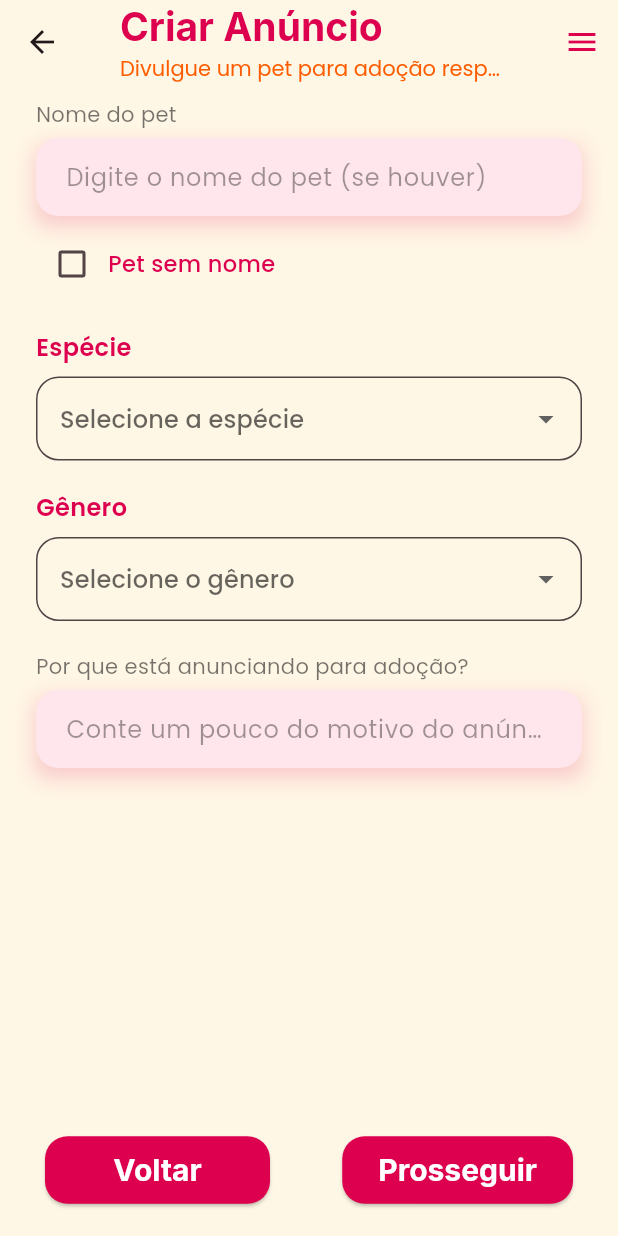
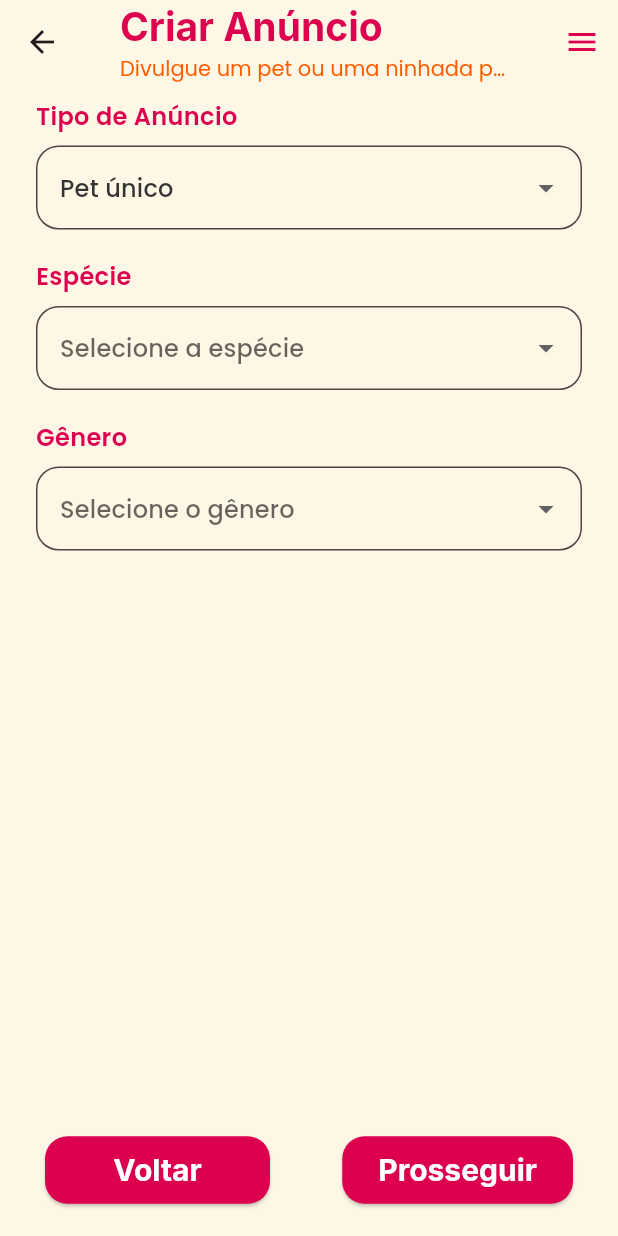
Before and after one commit to AnaVolkmannn/Adopet, a Flutter app: the HomeScreen screen opened by its route, after a tap on "Divulgar um pet", on a phone screen of 412 x 824 dp. Run offline on Flutter 3.47's test engine with Material 3 defaults, Android fonts, the phone set to English and light mode, and no system bars; our stand-ins replace google_fonts, image_picker.

Commit message:
Adopet v2.1 "ninhada"

```diff
--- a/lib/screens/divulgar_pet/divulgar_pet_start.dart
+++ b/lib/screens/divulgar_pet/divulgar_pet_start.dart
@@ -1,4 +1,6 @@
+import 'dart:io';
 import 'package:flutter/material.dart';
+import 'package:image_picker/image_picker.dart';
 import '../../../widgets/anuncio_base_screen.dart';
 import '../../../widgets/custom_input.dart';
 
@@ -10,21 +12,33 @@ class DivulgarPetStart extends StatefulWidget {
 }
 
 class _DivulgarPetStartState extends State<DivulgarPetStart> {
-  final TextEditingController nomeController = TextEditingController();
-  final TextEditingController descricaoController = TextEditingController();
+  final picker = ImagePicker();
+  String tipoAnuncio = 'Pet único';
   String? especieSelecionada;
   String? generoSelecionado;
-  bool petSemNome = false; // 🔹 Novo estado
+  int qtdMachos = 0;
+  int qtdFemeas = 0;
+
+  // Armazenar as fotos selecionadas
+  final Map<String, List<File?>> fotosPorGenero = {'Macho': [], 'Fêmea': []};
 
   final List<String> especies = ['Gato', 'Cachorro', 'Outro'];
   final List<String> generos = ['Macho', 'Fêmea'];
 
+  // 🩷 Selecionar imagem da galeria
+  Future<void> _selecionarImagem(String genero, int index) async {
+    final pickedFile = await picker.pickImage(source: ImageSource.gallery);
+    if (pickedFile != null) {
+      setState(() {
+        fotosPorGenero[genero]![index] = File(pickedFile.path);
+      });
+    }
+  }
+
+  // 🚀 Validação e prosseguir
   void _prosseguir() {
-    // 🔸 Validação flexível: ignora nome se "Pet sem nome" estiver marcado
-    if ((!petSemNome && nomeController.text.isEmpty) ||
-        especieSelecionada == null ||
-        generoSelecionado == null ||
-        descricaoController.text.isEmpty) {
+    if (tipoAnuncio == 'Pet único') {
+      if (especieSelecionada == null || generoSelecionado == null) {
         ScaffoldMessenger.of(context).showSnackBar(
           const SnackBar(
             content: Text('Preencha todos os campos antes de prosseguir.'),
@@ -33,60 +47,90 @@ class _DivulgarPetStartState extends State<DivulgarPetStart> {
         );
         return;
       }
+    } else {
+      if (especieSelecionada == null ||
+          (qtdMachos + qtdFemeas == 0) ||
+          !_todasFotosSelecionadas()) {
+        ScaffoldMessenger.of(context).showSnackBar(
+          const SnackBar(
+            content: Text(
+              'Preencha todos os campos e adicione todas as fotos.',
+            ),
+            backgroundColor: Color(0xFFDC004E),
+          ),
+        );
+        return;
+      }
+    }
 
     Navigator.pushNamed(context, '/perdido2');
   }
 
+  bool _todasFotosSelecionadas() {
+    for (var entry in fotosPorGenero.entries) {
+      for (var foto in entry.value) {
+        if (foto == null) return false;
+      }
+    }
+    return true;
+  }
+
+  // 🔄 Atualiza listas de fotos conforme a quantidade digitada
+  void _atualizarListas() {
+    fotosPorGenero['Macho'] = List.generate(
+      qtdMachos,
+      (index) => fotosPorGenero['Macho']!.length > index
+          ? fotosPorGenero['Macho']![index]
+          : null,
+    );
+    fotosPorGenero['Fêmea'] = List.generate(
+      qtdFemeas,
+      (index) => fotosPorGenero['Fêmea']!.length > index
+          ? fotosPorGenero['Fêmea']![index]
+          : null,
+    );
+  }
+
   @override
   Widget build(BuildContext context) {
+    _atualizarListas();
+
     return AnuncioBaseScreen(
       title: 'Criar Anúncio',
-      subtitle: 'Divulgue um pet para adoção responsável',
+      subtitle: 'Divulgue um pet ou uma ninhada para adoção responsável',
       onBack: () => Navigator.pop(context),
       onNext: _prosseguir,
       child: SingleChildScrollView(
         child: Column(
           crossAxisAlignment: CrossAxisAlignment.start,
           children: [
-            // 🐾 Nome do pet
-            if (!petSemNome)
-              CustomInput(
-                label: 'Nome do pet',
-                hint: 'Digite o nome do pet (se houver)',
-                controller: nomeController,
-              ),
-            if (!petSemNome) const SizedBox(height: 8),
-
-            // ☑️ Checkbox “Pet sem nome”
-            Row(
-              children: [
-                Checkbox(
-                  value: petSemNome,
-                  activeColor: const Color(0xFFDC004E),
-                  onChanged: (v) {
-                    setState(() {
-                      petSemNome = v ?? false;
-                      if (petSemNome) nomeController.clear();
-                    });
-                  },
-                ),
-                const Expanded(
-                  child: Text(
-                    'Pet sem nome',
+            // Tipo de anúncio
+            const Text(
+              'Tipo de Anúncio',
               style: TextStyle(
                 fontFamily: 'Poppins',
-                      fontSize: 15,
+                fontSize: 16,
                 color: Color(0xFFDC004E),
-                      fontWeight: FontWeight.w500,
+                fontWeight: FontWeight.w600,
               ),
             ),
+            const SizedBox(height: 8),
+            DropdownButtonFormField<String>(
+              value: tipoAnuncio,
+              decoration: _decoracaoCampo(),
+              items: const [
+                DropdownMenuItem(value: 'Pet único', child: Text('Pet único')),
+                DropdownMenuItem(
+                  value: 'Ninhada de filhotes',
+                  child: Text('Ninhada de filhotes'),
                 ),
               ],
+              onChanged: (v) => setState(() => tipoAnuncio = v!),
             ),
 
             const SizedBox(height: 20),
 
-            // 🐶 Espécie
+            // Espécie
             const Text(
               'Espécie',
               style: TextStyle(
@@ -99,35 +143,18 @@ class _DivulgarPetStartState extends State<DivulgarPetStart> {
             const SizedBox(height: 8),
             DropdownButtonFormField<String>(
               value: especieSelecionada,
-              decoration: InputDecoration(
-                filled: true,
-                fillColor: const Color(0xFFFFF7E6),
-                border: OutlineInputBorder(
-                  borderRadius: BorderRadius.circular(15),
-                  borderSide: const BorderSide(color: Color(0xFFDC004E)),
-                ),
-              ),
-              hint: const Text(
-                'Selecione a espécie',
-                style: TextStyle(fontFamily: 'Poppins'),
-              ),
+              decoration: _decoracaoCampo(),
+              hint: const Text('Selecione a espécie'),
               items: especies
-                  .map(
-                    (e) => DropdownMenuItem(
-                      value: e,
-                      child: Text(
-                        e,
-                        style: const TextStyle(fontFamily: 'Poppins'),
-                      ),
-                    ),
-                  )
+                  .map((e) => DropdownMenuItem(value: e, child: Text(e)))
                   .toList(),
-              onChanged: (value) => setState(() => especieSelecionada = value),
+              onChanged: (v) => setState(() => especieSelecionada = v),
             ),
 
             const SizedBox(height: 20),
 
-            // 🧡 Gênero
+            // Gênero (Pet único)
+            if (tipoAnuncio == 'Pet único') ...[
               const Text(
                 'Gênero',
                 style: TextStyle(
@@ -140,44 +167,150 @@ class _DivulgarPetStartState extends State<DivulgarPetStart> {
               const SizedBox(height: 8),
               DropdownButtonFormField<String>(
                 value: generoSelecionado,
-              decoration: InputDecoration(
+                decoration: _decoracaoCampo(),
+                hint: const Text('Selecione o gênero'),
+                items: generos
+                    .map((e) => DropdownMenuItem(value: e, child: Text(e)))
+                    .toList(),
+                onChanged: (v) => setState(() => generoSelecionado = v),
+              ),
+            ],
+
+            // Campos de quantidade (Ninhada)
+            if (tipoAnuncio == 'Ninhada de filhotes') ...[
+              const Text(
+                'Quantos filhotes há na ninhada?',
+                style: TextStyle(
+                  fontFamily: 'Poppins',
+                  fontSize: 16,
+                  color: Color(0xFFDC004E),
+                  fontWeight: FontWeight.w600,
+                ),
+              ),
+              const SizedBox(height: 8),
+              Row(
+                children: [
+                  Expanded(
+                    child: CustomInput(
+                      label: 'Machos',
+                      hint: '0',
+                      controller: TextEditingController(
+                        text: qtdMachos.toString(),
+                      ),
+                      keyboardType: TextInputType.number,
+                      onChanged: (v) {
+                        setState(() {
+                          qtdMachos = int.tryParse(v) ?? 0;
+                          _atualizarListas();
+                        });
+                      },
+                    ),
+                  ),
+                  const SizedBox(width: 16),
+                  Expanded(
+                    child: CustomInput(
+                      label: 'Fêmeas',
+                      hint: '0',
+                      controller: TextEditingController(
+                        text: qtdFemeas.toString(),
+                      ),
+                      keyboardType: TextInputType.number,
+                      onChanged: (v) {
+                        setState(() {
+                          qtdFemeas = int.tryParse(v) ?? 0;
+                          _atualizarListas();
+                        });
+                      },
+                    ),
+                  ),
+                ],
+              ),
+              const SizedBox(height: 25),
+
+              // Upload das fotos
+              if (qtdMachos + qtdFemeas > 0)
+                Column(
+                  crossAxisAlignment: CrossAxisAlignment.start,
+                  children: [
+                    const Text(
+                      'Adicione uma foto para cada filhote',
+                      style: TextStyle(
+                        fontFamily: 'Poppins',
+                        fontSize: 16,
+                        color: Color(0xFFDC004E),
+                        fontWeight: FontWeight.w600,
+                      ),
+                    ),
+                    const SizedBox(height: 10),
+                    _buildFotoSection('Macho', qtdMachos),
+                    const SizedBox(height: 16),
+                    _buildFotoSection('Fêmea', qtdFemeas),
+                  ],
+                ),
+            ],
+          ],
+        ),
+      ),
+    );
+  }
+
+  InputDecoration _decoracaoCampo() {
+    return InputDecoration(
       filled: true,
       fillColor: const Color(0xFFFFF7E6),
       border: OutlineInputBorder(
         borderRadius: BorderRadius.circular(15),
         borderSide: const BorderSide(color: Color(0xFFDC004E)),
       ),
+    );
+  }
+
+  Widget _buildFotoSection(String genero, int quantidade) {
+    if (quantidade == 0) return const SizedBox.shrink();
+    return Column(
+      crossAxisAlignment: CrossAxisAlignment.start,
+      children: List.generate(quantidade, (index) {
+        final foto = fotosPorGenero[genero]![index];
+        return Padding(
+          padding: const EdgeInsets.only(bottom: 10),
+          child: GestureDetector(
+            onTap: () => _selecionarImagem(genero, index),
+            child: Container(
+              height: 140,
+              decoration: BoxDecoration(
+                borderRadius: BorderRadius.circular(15),
+                border: Border.all(color: const Color(0xFFDC004E), width: 1.5),
+                image: foto != null
+                    ? DecorationImage(image: FileImage(foto), fit: BoxFit.cover)
+                    : null,
               ),
-              hint: const Text(
-                'Selecione o gênero',
-                style: TextStyle(fontFamily: 'Poppins'),
+              child: foto == null
+                  ? Center(
+                      child: Column(
+                        mainAxisAlignment: MainAxisAlignment.center,
+                        children: [
+                          const Icon(
+                            Icons.add_a_photo,
+                            color: Color(0xFFDC004E),
+                            size: 30,
                           ),
-              items: generos
-                  .map(
-                    (e) => DropdownMenuItem(
-                      value: e,
-                      child: Text(
-                        e,
-                        style: const TextStyle(fontFamily: 'Poppins'),
+                          const SizedBox(height: 5),
+                          Text(
+                            '$genero ${index + 1}',
+                            style: const TextStyle(
+                              color: Color(0xFFDC004E),
+                              fontFamily: 'Poppins',
+                              fontWeight: FontWeight.w500,
                             ),
-                    ),
-                  )
-                  .toList(),
-              onChanged: (value) => setState(() => generoSelecionado = value),
-            ),
-
-            const SizedBox(height: 20),
-
-            // ✍️ Descrição
-            CustomInput(
-              label: 'Por que está anunciando para adoção?',
-              hint:
-                  'Conte um pouco do motivo do anúncio: mudança, resgate, ninhada, etc.',
-              controller: descricaoController,
                           ),
                         ],
                       ),
+                    )
+                  : null,
             ),
+          ),
+        );
+      }),
     );
   }
 }
--- a/lib/widgets/custom_input.dart
+++ b/lib/widgets/custom_input.dart
@@ -4,14 +4,18 @@ class CustomInput extends StatelessWidget {
   final String label;
   final String? hint;
   final bool obscure;
-  final TextEditingController? controller; // 👈 adiciona este parâmetro
+  final TextEditingController? controller;
+  final TextInputType keyboardType;
+  final ValueChanged<String>? onChanged;
 
   const CustomInput({
     super.key,
     required this.label,
     this.hint,
     this.obscure = false,
-    this.controller, // 👈 e este
+    this.controller,
+    this.keyboardType = TextInputType.text,
+    this.onChanged,
   });
 
   @override
@@ -19,28 +23,38 @@ class CustomInput extends StatelessWidget {
     return Column(
       crossAxisAlignment: CrossAxisAlignment.start,
       children: [
+        // 🩷 Label
         Text(
           label,
-          style: const TextStyle(fontFamily: 'Poppins', color: Colors.black54),
+          style: const TextStyle(
+            fontFamily: 'Poppins',
+            fontSize: 16,
+            color: Color(0xFFDC004E),
+            fontWeight: FontWeight.w600,
+          ),
         ),
         const SizedBox(height: 6),
+
+        // 📥 Campo de entrada
         Container(
           decoration: BoxDecoration(
             boxShadow: [
               BoxShadow(
-                color: const Color(0xFFDC004E).withOpacity(0.2),
-                offset: const Offset(0, 6),
-                blurRadius: 12,
+                color: const Color(0xFFDC004E).withOpacity(0.15),
+                offset: const Offset(0, 3),
+                blurRadius: 8,
               ),
             ],
           ),
           child: TextField(
-            controller: controller, // 👈 agora o controller funciona
+            controller: controller,
             obscureText: obscure,
+            keyboardType: keyboardType,
+            onChanged: onChanged,
             decoration: InputDecoration(
               filled: true,
-              fillColor: const Color(0xFFFFE6EC),
-              hintText: hint ?? '',
+              fillColor: const Color(0xFFFFF7E6),
+              hintText: hint,
               hintStyle: const TextStyle(
                 color: Colors.black38,
                 fontFamily: 'Poppins',
--- a/pubspec.yaml
+++ b/pubspec.yaml
@@ -35,6 +35,7 @@ dependencies:
   # Use with the CupertinoIcons class for iOS style icons.
   cupertino_icons: ^1.0.8
   google_fonts: ^6.3.2
+  image_picker: ^1.2.0
 
 dev_dependencies:
   flutter_test:
```
Lines whose indentation alone changed are shown as unchanged.
